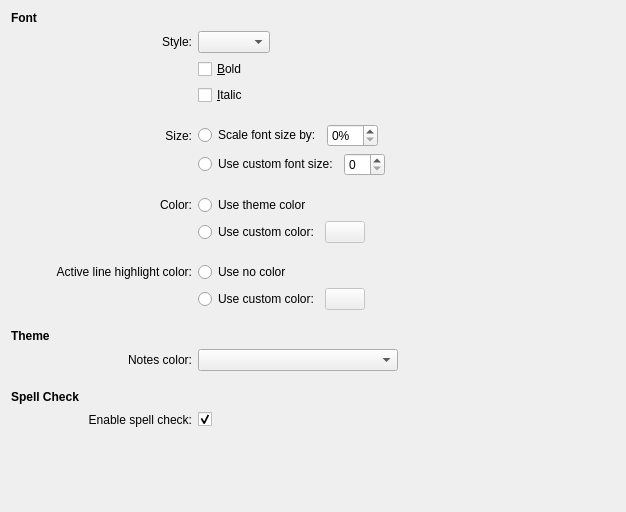
Above: applets/notes/config.ui from KDE/kdeplasma-addons before the change. Below: the same form after it.
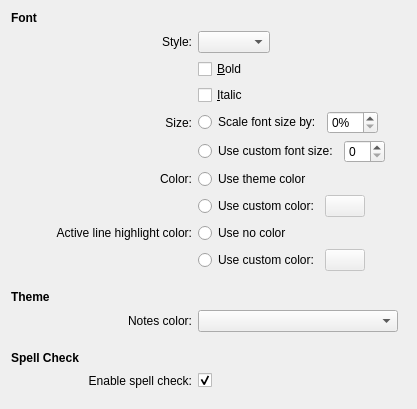
That is the form after the change. Custom widgets are drawn as their Qt base class.

Commit message: tighten the layout so it fits on smaller screens with larger fonts

Diff of the .ui file:
```diff
--- a/applets/notes/config.ui
+++ b/applets/notes/config.ui
@@ -6,8 +6,8 @@
    <rect>
     <x>0</x>
     <y>0</y>
-    <width>626</width>
-    <height>512</height>
+    <width>417</width>
+    <height>409</height>
    </rect>
   </property>
   <layout class="QGridLayout" name="gridLayout">
@@ -71,23 +71,7 @@
      </property>
     </widget>
    </item>
-   <item row="4" column="2">
-    <spacer name="verticalSpacer_5">
-     <property name="orientation">
-      <enum>Qt::Vertical</enum>
-     </property>
-     <property name="sizeType">
-      <enum>QSizePolicy::Fixed</enum>
-     </property>
-     <property name="sizeHint" stdset="0">
-      <size>
-       <width>383</width>
-       <height>13</height>
-      </size>
-     </property>
-    </spacer>
-   </item>
-   <item row="5" column="1">
+   <item row="4" column="1">
     <widget class="QLabel" name="fontSizeLabel">
      <property name="text">
       <string>Size:</string>
@@ -97,7 +81,7 @@
      </property>
     </widget>
    </item>
-   <item row="5" column="2">
+   <item row="4" column="2">
     <layout class="QHBoxLayout" name="horizontalLayout_3">
      <item>
       <widget class="QRadioButton" name="autoFont">
@@ -134,7 +118,7 @@
      </item>
     </layout>
    </item>
-   <item row="6" column="2">
+   <item row="5" column="2">
     <layout class="QHBoxLayout" name="horizontalLayout">
      <item>
       <widget class="QRadioButton" name="customFont">
@@ -167,23 +151,7 @@
      </item>
     </layout>
    </item>
-   <item row="7" column="2">
-    <spacer name="verticalSpacer_4">
-     <property name="orientation">
-      <enum>Qt::Vertical</enum>
-     </property>
-     <property name="sizeType">
-      <enum>QSizePolicy::Fixed</enum>
-     </property>
-     <property name="sizeHint" stdset="0">
-      <size>
-       <width>383</width>
-       <height>13</height>
-      </size>
-     </property>
-    </spacer>
-   </item>
-   <item row="8" column="1">
+   <item row="6" column="1">
     <widget class="QLabel" name="fontColorLabel">
      <property name="text">
       <string>Color:</string>
@@ -193,7 +161,7 @@
      </property>
     </widget>
    </item>
-   <item row="8" column="2">
+   <item row="6" column="2">
     <widget class="QRadioButton" name="useThemeColor">
      <property name="sizePolicy">
       <sizepolicy hsizetype="Expanding" vsizetype="Fixed">
@@ -209,7 +177,7 @@
      </property>
     </widget>
    </item>
-   <item row="9" column="2">
+   <item row="7" column="2">
     <layout class="QHBoxLayout" name="horizontalLayout_2">
      <item>
       <widget class="QRadioButton" name="useCustomColor">
@@ -246,23 +214,7 @@
      </item>
     </layout>
    </item>
-   <item row="10" column="2">
-    <spacer name="verticalSpacer_7">
-     <property name="orientation">
-      <enum>Qt::Vertical</enum>
-     </property>
-     <property name="sizeType">
-      <enum>QSizePolicy::Fixed</enum>
-     </property>
-     <property name="sizeHint" stdset="0">
-      <size>
-       <width>383</width>
-       <height>13</height>
-      </size>
-     </property>
-    </spacer>
-   </item>
-   <item row="11" column="1">
+   <item row="8" column="1">
     <widget class="QLabel" name="fontBackgroundColorLabel">
      <property name="text">
       <string>Active line highlight color:</string>
@@ -272,7 +224,7 @@
      </property>
     </widget>
    </item>
-   <item row="11" column="2">
+   <item row="8" column="2">
     <widget class="QRadioButton" name="useNoColor">
      <property name="sizePolicy">
       <sizepolicy hsizetype="Expanding" vsizetype="Fixed">
@@ -288,7 +240,7 @@
      </property>
     </widget>
    </item>
-   <item row="12" column="2">
+   <item row="9" column="2">
     <layout class="QHBoxLayout" name="horizontalLayout_8">
      <item>
       <widget class="QRadioButton" name="useCustomBackgroundColor">
@@ -325,7 +277,7 @@
      </item>
     </layout>
    </item>
-   <item row="13" column="0">
+   <item row="10" column="0">
     <spacer name="verticalSpacer_3">
      <property name="orientation">
       <enum>Qt::Vertical</enum>
@@ -341,7 +293,7 @@
      </property>
     </spacer>
    </item>
-   <item row="14" column="0">
+   <item row="11" column="0">
     <widget class="QLabel" name="themeGroupLabel">
      <property name="font">
       <font>
@@ -354,7 +306,7 @@
      </property>
     </widget>
    </item>
-   <item row="15" column="1">
+   <item row="12" column="1">
     <widget class="QLabel" name="notesColorLabel">
      <property name="text">
       <string>Notes color:</string>
@@ -367,7 +319,7 @@
      </property>
     </widget>
    </item>
-   <item row="15" column="2">
+   <item row="12" column="2">
     <layout class="QHBoxLayout" name="horizontalLayout_6">
      <item>
       <widget class="KComboBox" name="notesColorComboBox">
@@ -400,7 +352,7 @@
      </item>
     </layout>
    </item>
-   <item row="16" column="0">
+   <item row="13" column="0">
     <spacer name="verticalSpacer_2">
      <property name="orientation">
       <enum>Qt::Vertical</enum>
@@ -416,7 +368,7 @@
      </property>
     </spacer>
    </item>
-   <item row="17" column="0" colspan="2">
+   <item row="14" column="0" colspan="2">
     <widget class="QLabel" name="spellCheckLabel">
      <property name="font">
       <font>
@@ -429,7 +381,7 @@
      </property>
     </widget>
    </item>
-   <item row="18" column="1">
+   <item row="15" column="1">
     <widget class="QLabel" name="checkSpellingLabel">
      <property name="text">
       <string>Enable spell check:</string>
@@ -442,7 +394,7 @@
      </property>
     </widget>
    </item>
-   <item row="18" column="2">
+   <item row="15" column="2">
     <layout class="QHBoxLayout" name="horizontalLayout_5">
      <item>
       <widget class="QCheckBox" name="checkSpelling">
@@ -469,7 +421,7 @@
      </item>
     </layout>
    </item>
-   <item row="19" column="1" colspan="2">
+   <item row="16" column="1" colspan="2">
     <spacer name="verticalSpacer">
      <property name="orientation">
       <enum>Qt::Vertical</enum>
```
